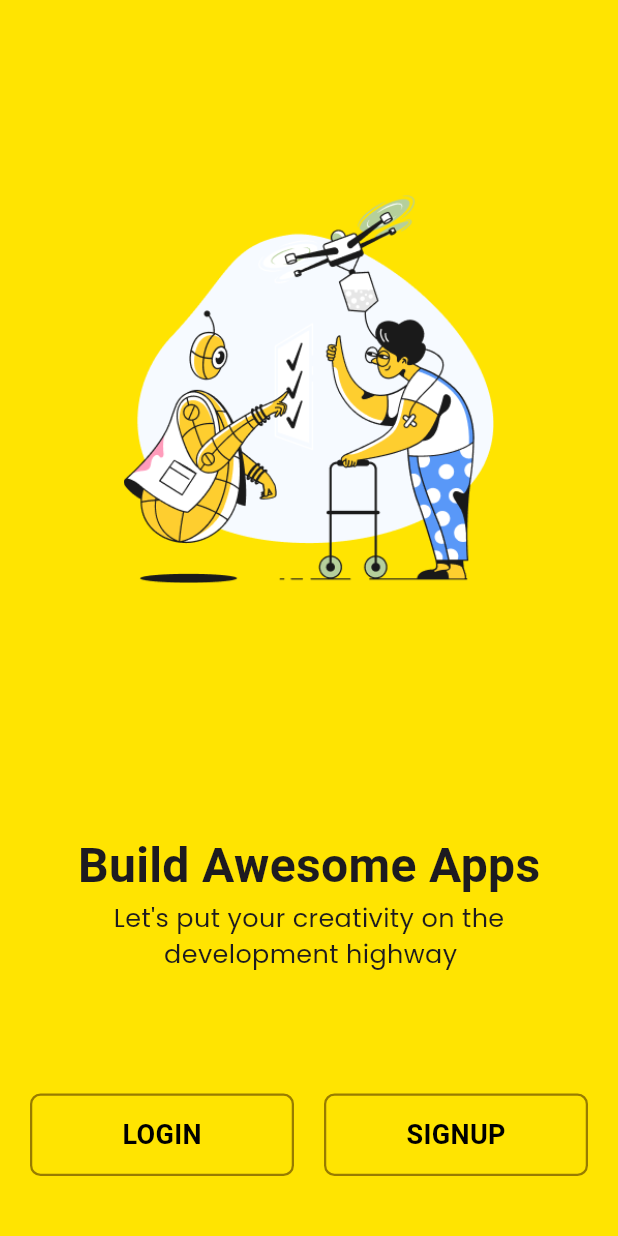
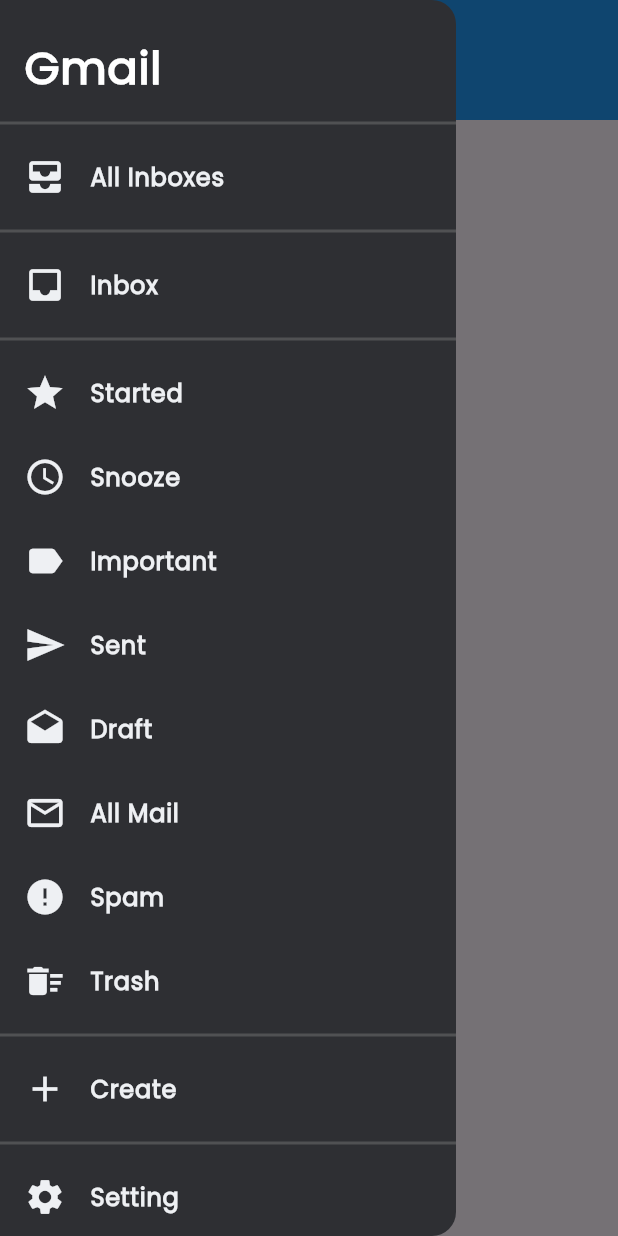
Before and after one commit to AnkitUmredkar/Resume_app_daily_task, a Flutter app: the screen it shows after launch, with the side drawer open (before the commit the screen has no drawer), on a phone screen of 412 x 824 dp. Run offline on Flutter 3.47's test engine with Material 3 defaults, Android fonts, the phone set to English and light mode, and no system bars.

Commit message:
Resume App Daily Task

```diff
--- /dev/null
+++ b/lib/Daily_Task/drawer.dart
@@ -0,0 +1,167 @@
+import 'package:flutter/material.dart';
+
+import '../util/global.dart';
+
+class DrawerExample extends StatefulWidget {
+  const DrawerExample({super.key});
+
+  @override
+  State<DrawerExample> createState() => _DrawerExampleState();
+}
+
+class _DrawerExampleState extends State<DrawerExample> {
+  @override
+  Widget build(BuildContext context) {
+    return SafeArea(
+      child: Scaffold(
+        appBar: AppBar(
+          toolbarHeight: 80,
+          backgroundColor: Colors.blue,
+        ),
+        drawer: Drawer(
+          backgroundColor: const Color(0xFF2E2F33),
+          child: Column(
+            children: [
+              const Padding(
+                padding: EdgeInsets.only(top: 18),
+                child: ListTile(
+                  leading: Text(
+                    'Gmail',
+                    style: TextStyle(
+                        color: Colors.white,
+                        fontFamily: 'poppins',
+                        fontWeight: FontWeight.bold,
+                        fontSize: 30),
+                  ),
+                ),
+              ),
+              const Divider(color: Color(0xFF505153), thickness: 2),
+              GestureDetector(
+                onTap: () {
+                  setState(() {
+                    selectedIndex = 12;
+                  });
+                },
+                child: Container(
+                  margin: const EdgeInsets.only(right: 8),
+                  child: buildListTile(
+                      Icons.all_inbox, 'All Inboxes', selectedIndex == 12),
+                ),
+              ),
+              const Divider(color: Color(0xFF505153), thickness: 2),
+              GestureDetector(
+                onTap: () {
+                  setState(() {
+                    selectedIndex = 13;
+                  });
+                },
+                child: Container(
+                  margin: const EdgeInsets.only(right: 8),
+                  child:
+                      buildListTile(Icons.inbox, 'Inbox', selectedIndex == 13),
+                ),
+              ),
+              const Divider(color: Color(0xFF505153), thickness: 2),
+              ...List.generate(
+                iconList.length,
+                (index) => GestureDetector(
+                  onTap: () {
+                    setState(() {
+                      selectedIndex = index;
+                    });
+                  },
+                  child: GestureDetector(
+                    onTap: () {
+                      setState(() {
+                        selectedIndex = index;
+                      });
+                    },
+                    child: buildListTile(iconList[index], txtList[index],
+                        selectedIndex == index),
+                  ),
+                ),
+              ),
+              const Divider(color: Color(0xFF505153), thickness: 2),
+              GestureDetector(
+                onTap: () {
+                  setState(() {
+                    selectedIndex = 10;
+                  });
+                },
+                child: Container(
+                  margin: const EdgeInsets.only(right: 8),
+                  child:
+                      buildListTile(Icons.add, 'Create', selectedIndex == 10),
+                ),
+              ),
+              const Divider(color: Color(0xFF505153), thickness: 2),
+              GestureDetector(
+                onTap: () {
+                  setState(() {
+                    selectedIndex = 11;
+                  });
+                },
+                child: Container(
+                  margin: const EdgeInsets.only(right: 8),
+                  child: buildListTile(
+                      Icons.settings, 'Setting', selectedIndex == 11),
+                ),
+              ),
+            ],
+          ),
+        ),
+      ),
+    );
+  }
+}
+
+Widget buildListTile(var icon, String data, bool click) {
+  return Container(
+    margin: const EdgeInsets.only(right: 8),
+    decoration: (click)
+        ? const BoxDecoration(
+            color: Color(0xFF745251),
+            borderRadius: BorderRadius.only(
+              topRight: Radius.circular(52),
+              bottomRight: Radius.circular(52),
+            ),
+          )
+        : null,
+    child: ListTile(
+      leading: Icon(
+        icon,
+        color: (click)? const Color(0xFFE49486) : const Color(0xFFEEF0F3),
+        size: 28,
+      ),
+      title: Text(
+        data,
+        style: TextStyle(
+            color: (click)? const Color(0xFFE49486) : const Color(0xFFEEF0F3),
+            fontWeight: FontWeight.bold,
+            fontFamily: 'poppins'),
+      ),
+    ),
+  );
+}
+
+List iconList = [
+  Icons.star,
+  Icons.schedule,
+  Icons.label,
+  Icons.send,
+  Icons.drafts,
+  Icons.mail_outline,
+  Icons.error,
+  Icons.delete_sweep,
+];
+
+List txtList = [
+  'Started',
+  'Snooze',
+  'Important',
+  'Sent',
+  'Draft',
+  'All Mail',
+  'Spam',
+  'Trash',
+];
--- a/lib/util/global.dart
+++ b/lib/util/global.dart
@@ -6,3 +6,4 @@ Color buttonColor1 = const Color(0xFFffe401);
 Color textColor1 = Colors.black;
 bool check = false, checkEye = false;
 IconData SuffixIcon = Icons.remove_red_eye;
+int selectedIndex  = -1;
--- a/lib/util/routes.dart
+++ b/lib/util/routes.dart
@@ -1,10 +1,15 @@
 import 'package:flutter/material.dart';
+import '../Daily_Task/drawer.dart';
 import '../Screen/LoginPage/loginPage.dart';
 import '../Screen/LoginPage/logoPage.dart';
 
 class AppRoutes {
   static Map<String, Widget Function(BuildContext)> routes = {
-    '/': (context) => const LogoPage(),
-    'loginPage': (context) => const LoginPage(),
+    //TODO Drawer
+    '/': (context) => const DrawerExample(),
+
+    //TODO Login Page UI
+    // '/': (context) => const LogoPage(),
+    // 'loginPage': (context) => const LoginPage(),
   };
 }
```
